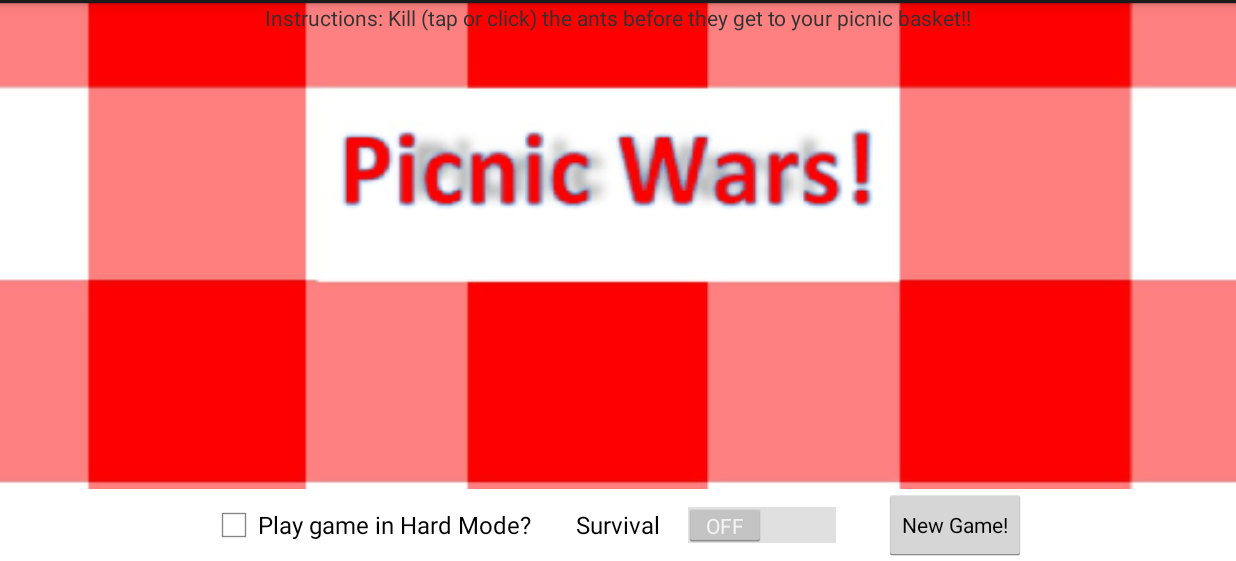
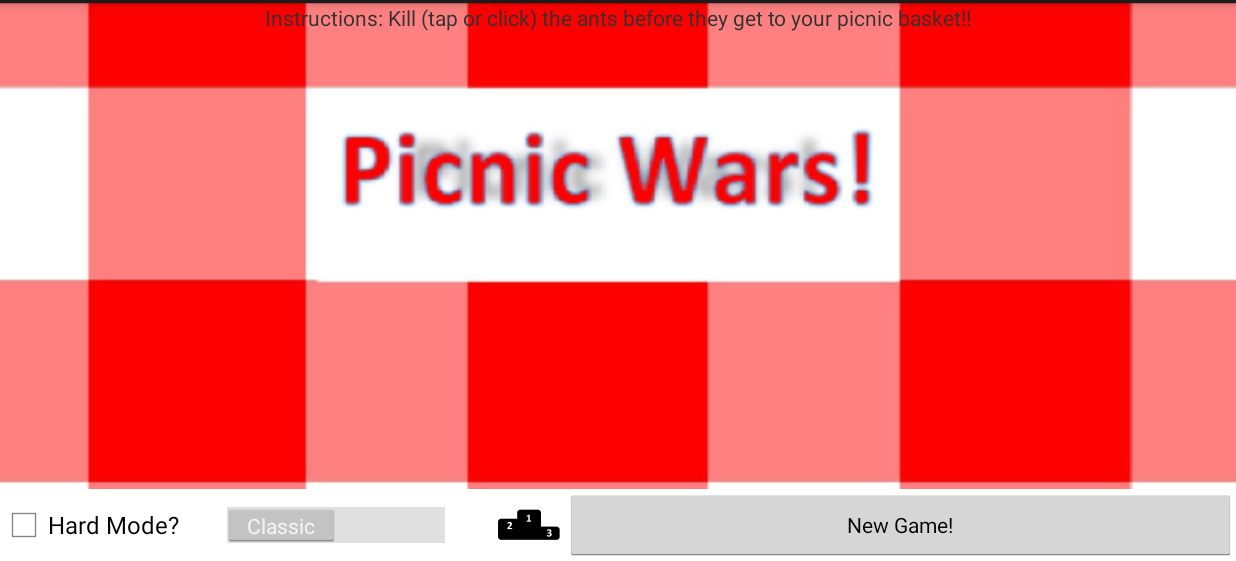
Before and after one commit to AugustanaCSC490Spring2015/DeltaQuintGame, an Android app: the screen it shows after launch (SplashActivity), on a phone screen of 824 x 412 dp (held sideways), the part 57-618 px from its top. Run offline under Robolectric (Android 15) with nearby library versions, the phone set to English and light mode, and no system bars.

Commit message:
Survival Mode up and running. Everything is seemingly working smooth in survival mode. Added high scores for survival mode as well. The top 3 scores are tracked. Following defeat in Survival mode, the alert dialogue will contain a different message, depending on whether you scored the overall high score, placed in the top 3, or if you didn't score in top 3 overall.

```diff
--- a/app/src/main/res/layout/splash.xml
+++ b/app/src/main/res/layout/splash.xml
@@ -33,7 +33,7 @@
         <CheckBox
             android:layout_width="wrap_content"
             android:layout_height="wrap_content"
-            android:text="Play game in Hard Mode?"
+            android:text="Hard Mode?"
             android:id="@+id/hardCheckBox"
             android:layout_row="7"
             android:layout_column="0"
@@ -43,18 +43,26 @@
         <Switch
             android:layout_width="wrap_content"
             android:layout_height="wrap_content"
-            android:text="Survival"
             android:id="@+id/UISurvivalMode"
             android:layout_row="7"
             android:layout_column="1"
             android:layout_gravity="center"
             android:paddingLeft="30dp"
             android:paddingRight="30dp"
-            android:checked="false" />
+            android:checked="false"
+            android:textOff="Classic"
+            android:textOn="Survival" />
+
+        <ImageButton
+            android:layout_width="wrap_content"
+            android:layout_height="match_parent"
+            android:id="@+id/imageButton"
+            android:src="@mipmap/high_score"
+            android:background="#ffffffff" />
 
         <Button
             style="?android:attr/buttonStyleSmall"
-            android:layout_width="wrap_content"
+            android:layout_width="fill_parent"
             android:layout_height="wrap_content"
             android:text="@string/start_game_button"
             android:id="@+id/buttonStartGame"
@@ -62,8 +70,8 @@
             android:layout_row="7"
             android:onClick="mainGameView"
             android:gravity="center_vertical|center_horizontal"
-            android:enabled="true"
-            android:layout_gravity="right" />
+            android:enabled="true" />
+
     </LinearLayout>
 
     <!--
```
Also changed, not shown: app/src/main/java/edu/augustana/csc490/picnicwars/MainGameView.java (+15 -7 lines), app/src/main/ant_live-web.png (added), app/src/main/high_score-web.png (added), app/src/main/res/mipmap-hdpi/ant_live.png (added), app/src/main/res/mipmap-hdpi/high_score.png (added), app/src/main/res/mipmap-hdpi/high_scores.png (added), app/src/main/res/mipmap-mdpi/ant_live.png (added), app/src/main/res/mipmap-mdpi/high_score.png (added), app/src/main/res/mipmap-mdpi/high_scores.png (added), app/src/main/res/mipmap-xhdpi/ant_live.png (added), app/src/main/res/mipmap-xhdpi/high_score.png (added), app/src/main/res/mipmap-xhdpi/high_scores.png (added), app/src/main/res/mipmap-xxhdpi/ant_live.png (added), app/src/main/res/mipmap-xxhdpi/high_score.png (added), 4 more files.
